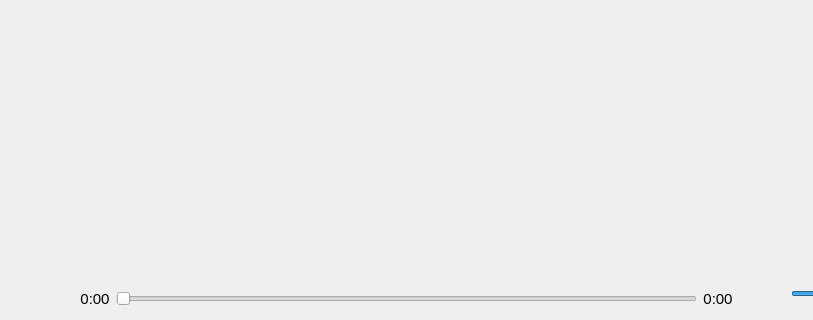
First picture: the form in src/audio/audiowidget.ui, repository handy-sun/qitools, before the edit; both pictures show x 151 to 964 and y 363 to 683 of the 1115 by 683 pixel window.
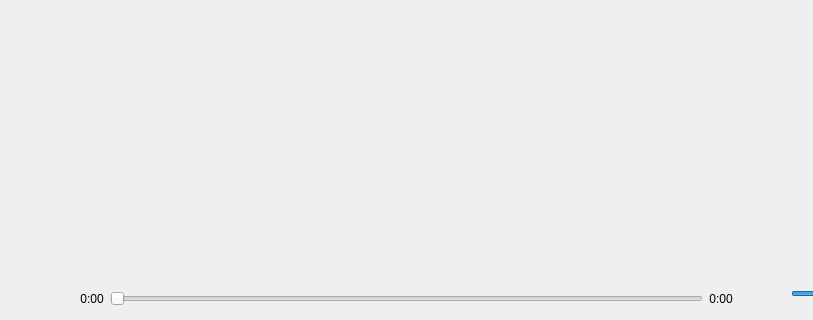
Second picture: the form after the edit.

Commit message:
fix(ui): use system fonts consistently
Remove per-widget Windows font and size overrides so Qt can resolve the platform font uniformly. Keep the system fixed font for code-oriented editors.

Patch:
```diff
--- a/src/audio/audiowidget.ui
+++ b/src/audio/audiowidget.ui
@@ -114,11 +114,6 @@
               <height>30</height>
              </size>
             </property>
-            <property name="font">
-             <font>
-              <pointsize>11</pointsize>
-             </font>
-            </property>
             <property name="flat">
              <bool>true</bool>
             </property>
@@ -145,11 +140,6 @@
               <height>32</height>
              </size>
             </property>
-            <property name="font">
-             <font>
-              <pointsize>11</pointsize>
-             </font>
-            </property>
             <property name="flat">
              <bool>true</bool>
             </property>
@@ -163,11 +153,6 @@
               <height>32</height>
              </size>
             </property>
-            <property name="font">
-             <font>
-              <pointsize>11</pointsize>
-             </font>
-            </property>
             <property name="flat">
              <bool>true</bool>
             </property>
@@ -208,11 +193,6 @@
          <layout class="QHBoxLayout" name="horizontalLayout_2">
           <item>
            <widget class="QLabel" name="labelPlayedTime">
-            <property name="font">
-             <font>
-              <pointsize>11</pointsize>
-             </font>
-            </property>
             <property name="text">
              <string>0:00</string>
             </property>
@@ -230,11 +210,6 @@
           </item>
           <item>
            <widget class="QLabel" name="labelTotalTime">
-            <property name="font">
-             <font>
-              <pointsize>11</pointsize>
-             </font>
-            </property>
             <property name="text">
              <string>0:00</string>
             </property>
```
Left out of the diff: 9 changed lines with no effect on the pictures. The commit also changes 14 other files.
